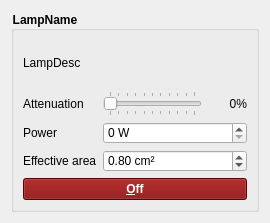
The window that simui/LampControl.ui (HARMONI-CAB/radiosim) describes before a commit, drawn with Qt 5.
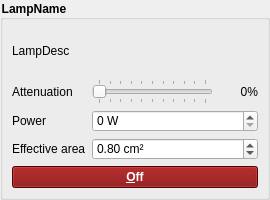
The same window after the commit.

```diff
--- a/simui/LampControl.ui
+++ b/simui/LampControl.ui
@@ -7,7 +7,7 @@
     <x>0</x>
     <y>0</y>
     <width>270</width>
-    <height>223</height>
+    <height>200</height>
    </rect>
   </property>
   <property name="sizePolicy">
@@ -20,6 +20,18 @@
    <string>Form</string>
   </property>
   <layout class="QGridLayout" name="gridLayout">
+   <property name="leftMargin">
+    <number>0</number>
+   </property>
+   <property name="topMargin">
+    <number>0</number>
+   </property>
+   <property name="rightMargin">
+    <number>0</number>
+   </property>
+   <property name="bottomMargin">
+    <number>0</number>
+   </property>
    <item row="0" column="0">
     <widget class="QGroupBox" name="lampGroupBox">
      <property name="styleSheet">
```
